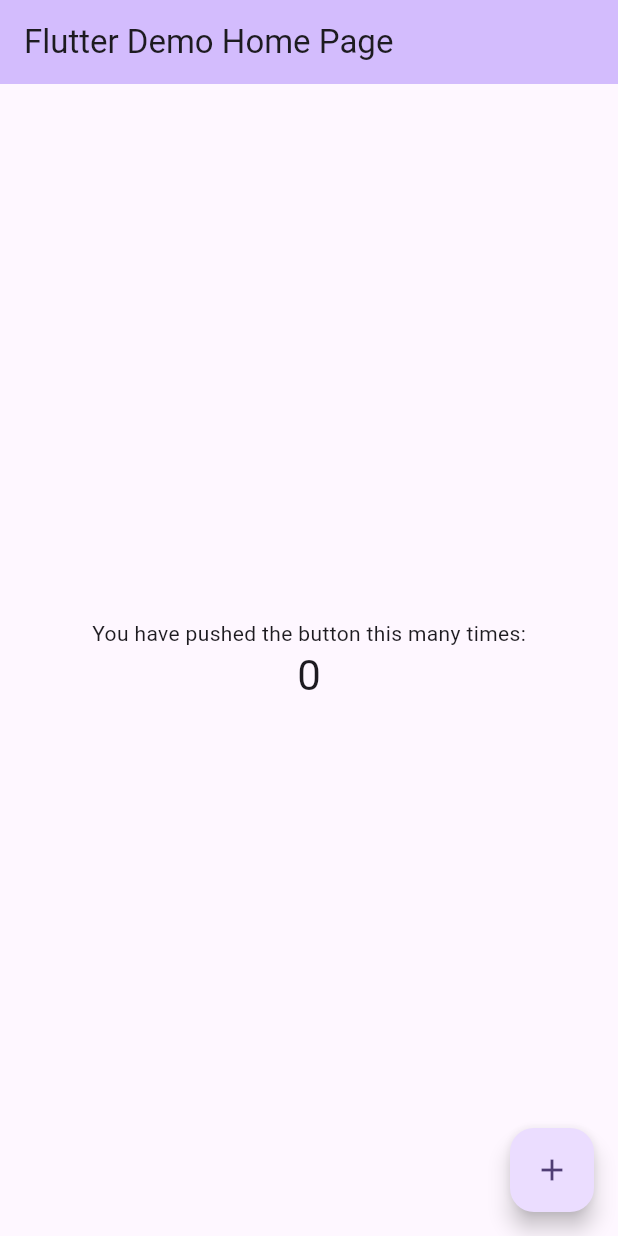
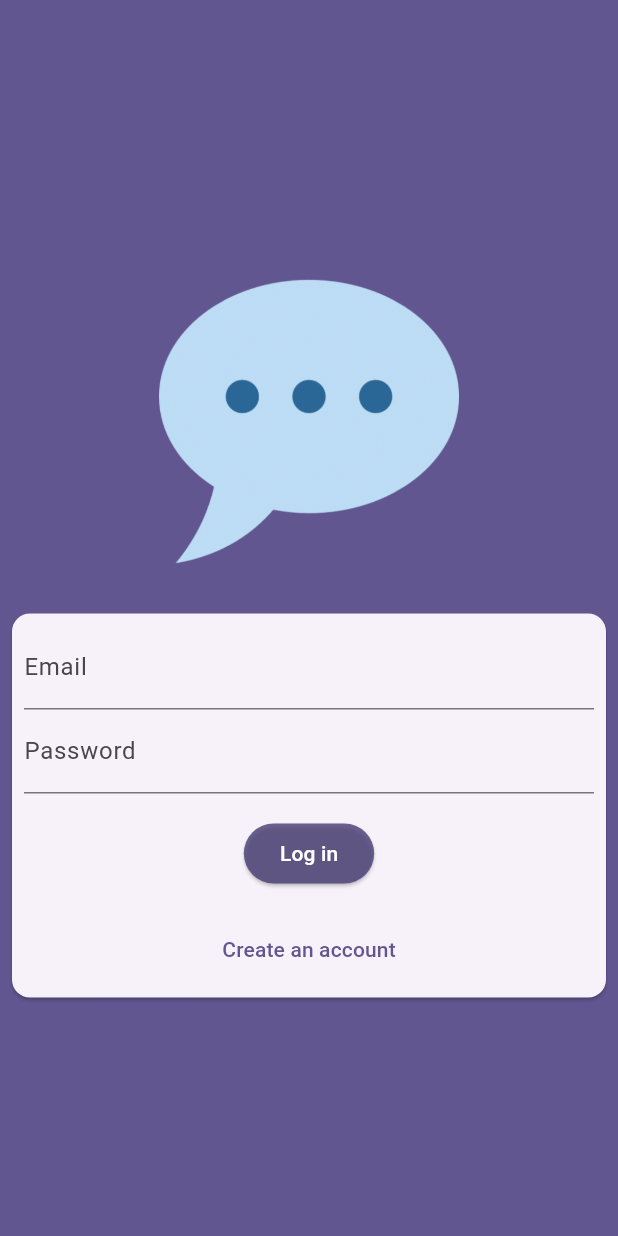
Before and after one commit to moharoon11/flutter_chat_app, a Flutter app: the screen it shows after launch, on a phone screen of 412 x 824 dp. Run offline on Flutter 3.47's test engine with Material 3 defaults, Android fonts, the phone set to English and light mode, and no system bars.

Commit message:
auth screen ui page

```diff
--- a/lib/main.dart
+++ b/lib/main.dart
@@ -1,125 +1,22 @@
+import 'package:chat_app/screens/auth.dart';
 import 'package:flutter/material.dart';
 
 void main() {
-  runApp(const MyApp());
+  runApp(const App());
 }
 
-class MyApp extends StatelessWidget {
-  const MyApp({super.key});
+class App extends StatelessWidget {
+  const App({super.key});
 
-  // This widget is the root of your application.
   @override
   Widget build(BuildContext context) {
     return MaterialApp(
-      title: 'Flutter Demo',
-      theme: ThemeData(
-        // This is the theme of your application.
-        //
-        // TRY THIS: Try running your application with "flutter run". You'll see
-        // the application has a purple toolbar. Then, without quitting the app,
-        // try changing the seedColor in the colorScheme below to Colors.green
-        // and then invoke "hot reload" (save your changes or press the "hot
-        // reload" button in a Flutter-supported IDE, or press "r" if you used
-        // the command line to start the app).
-        //
-        // Notice that the counter didn't reset back to zero; the application
-        // state is not lost during the reload. To reset the state, use hot
-        // restart instead.
-        //
-        // This works for code too, not just values: Most code changes can be
-        // tested with just a hot reload.
-        colorScheme: ColorScheme.fromSeed(seedColor: Colors.deepPurple),
-        useMaterial3: true,
+      title: 'FlutterChat',
+      theme: ThemeData().copyWith(
+        colorScheme: ColorScheme.fromSeed(
+            seedColor: const Color.fromARGB(255, 63, 17, 177)),
       ),
-      home: const MyHomePage(title: 'Flutter Demo Home Page'),
+      home: const AuthScreen(),
     );
   }
 }
-
-class MyHomePage extends StatefulWidget {
-  const MyHomePage({super.key, required this.title});
-
-  // This widget is the home page of your application. It is stateful, meaning
-  // that it has a State object (defined below) that contains fields that affect
-  // how it looks.
-
-  // This class is the configuration for the state. It holds the values (in this
-  // case the title) provided by the parent (in this case the App widget) and
-  // used by the build method of the State. Fields in a Widget subclass are
-  // always marked "final".
-
-  final String title;
-
-  @override
-  State<MyHomePage> createState() => _MyHomePageState();
-}
-
-class _MyHomePageState extends State<MyHomePage> {
-  int _counter = 0;
-
-  void _incrementCounter() {
-    setState(() {
-      // This call to setState tells the Flutter framework that something has
-      // changed in this State, which causes it to rerun the build method below
-      // so that the display can reflect the updated values. If we changed
-      // _counter without calling setState(), then the build method would not be
-      // called again, and so nothing would appear to happen.
-      _counter++;
-    });
-  }
-
-  @override
-  Widget build(BuildContext context) {
-    // This method is rerun every time setState is called, for instance as done
-    // by the _incrementCounter method above.
-    //
-    // The Flutter framework has been optimized to make rerunning build methods
-    // fast, so that you can just rebuild anything that needs updating rather
-    // than having to individually change instances of widgets.
-    return Scaffold(
-      appBar: AppBar(
-        // TRY THIS: Try changing the color here to a specific color (to
-        // Colors.amber, perhaps?) and trigger a hot reload to see the AppBar
-        // change color while the other colors stay the same.
-        backgroundColor: Theme.of(context).colorScheme.inversePrimary,
-        // Here we take the value from the MyHomePage object that was created by
-        // the App.build method, and use it to set our appbar title.
-        title: Text(widget.title),
-      ),
-      body: Center(
-        // Center is a layout widget. It takes a single child and positions it
-        // in the middle of the parent.
-        child: Column(
-          // Column is also a layout widget. It takes a list of children and
-          // arranges them vertically. By default, it sizes itself to fit its
-          // children horizontally, and tries to be as tall as its parent.
-          //
-          // Column has various properties to control how it sizes itself and
-          // how it positions its children. Here we use mainAxisAlignment to
-          // center the children vertically; the main axis here is the vertical
-          // axis because Columns are vertical (the cross axis would be
-          // horizontal).
-          //
-          // TRY THIS: Invoke "debug painting" (choose the "Toggle Debug Paint"
-          // action in the IDE, or press "p" in the console), to see the
-          // wireframe for each widget.
-          mainAxisAlignment: MainAxisAlignment.center,
-          children: <Widget>[
-            const Text(
-              'You have pushed the button this many times:',
-            ),
-            Text(
-              '$_counter',
-              style: Theme.of(context).textTheme.headlineMedium,
-            ),
-          ],
-        ),
-      ),
-      floatingActionButton: FloatingActionButton(
-        onPressed: _incrementCounter,
-        tooltip: 'Increment',
-        child: const Icon(Icons.add),
-      ), // This trailing comma makes auto-formatting nicer for build methods.
-    );
-  }
-}
--- /dev/null
+++ b/lib/screens/auth.dart
@@ -0,0 +1,129 @@
+import 'package:flutter/material.dart';
+
+class AuthScreen extends StatefulWidget {
+  const AuthScreen({super.key});
+
+  @override
+  State<AuthScreen> createState() => _AuthScreenState();
+}
+
+class _AuthScreenState extends State<AuthScreen> {
+  bool _isLogin = true;
+  String _enteredEmail = '';
+  String _enteredPassword = '';
+  final _form = GlobalKey<FormState>();
+
+  void _onSubmit() {
+    final isValid = _form.currentState!.validate();
+
+    if (!isValid) {
+      return;
+    }
+
+    _form.currentState!.save();
+  }
+
+  @override
+  Widget build(BuildContext context) {
+    return Scaffold(
+      backgroundColor: Theme.of(context).colorScheme.primary,
+      body: Center(
+        child: SingleChildScrollView(
+          child: Column(
+            children: [
+              Container(
+                margin: const EdgeInsets.only(
+                  top: 30,
+                  bottom: 20,
+                  left: 20,
+                  right: 20,
+                ),
+                width: 200,
+                child: Image.asset('assets/images/chat.png'),
+              ),
+              Card(
+                margin: const EdgeInsets.all(8.0),
+                child: SingleChildScrollView(
+                  child: Padding(
+                    padding: const EdgeInsets.all(8.0),
+                    child: Form(
+                        key: _form,
+                        child: Column(
+                          mainAxisSize: MainAxisSize.min,
+                          children: [
+                            TextFormField(
+                                decoration: const InputDecoration(
+                                  labelText: 'Email',
+                                ),
+                                keyboardType: TextInputType.emailAddress,
+                                textCapitalization: TextCapitalization.none,
+                                autocorrect: false,
+                                validator: (value) {
+                                  if (value == null ||
+                                      value.trim().isEmpty ||
+                                      !value.contains('@')) {
+                                    return 'Please enter a valid email';
+                                  }
+
+                                  return null;
+                                },
+                                onSaved: (value) {
+                                  _enteredEmail = value!;
+                                }),
+                            TextFormField(
+                              decoration: const InputDecoration(
+                                labelText: 'Password',
+                              ),
+                              obscureText: true,
+                              validator: (value) {
+                                if (value == null || value.length < 6) {
+                                  return "password cannot be less than 6 characters";
+                                }
+
+                                return null;
+                              },
+                              onSaved: (value) {
+                                _enteredPassword = value!;
+                              },
+                            ),
+                            const SizedBox(height: 16.0),
+                            ElevatedButton(
+                              onPressed: _onSubmit,
+                              style: ElevatedButton.styleFrom(
+                                backgroundColor: Theme.of(context)
+                                    .colorScheme
+                                    .onPrimaryContainer
+                                    .withOpacity(0.8),
+                              ),
+                              child: Text(
+                                _isLogin ? 'Log in' : 'Sign up',
+                                style: const TextStyle(
+                                  color: Colors.white,
+                                ),
+                              ),
+                            ),
+                            const SizedBox(height: 16.0),
+                            TextButton(
+                              onPressed: () {
+                                setState(() {
+                                  _isLogin = !_isLogin;
+                                });
+                              },
+                              child: Text(
+                                _isLogin
+                                    ? 'Create an account'
+                                    : 'Already have an account, Log in.',
+                              ),
+                            )
+                          ],
+                        )),
+                  ),
+                ),
+              )
+            ],
+          ),
+        ),
+      ),
+    );
+  }
+}
```
Also changed, not shown: assets/images/chat.png (added), 1 other file.
